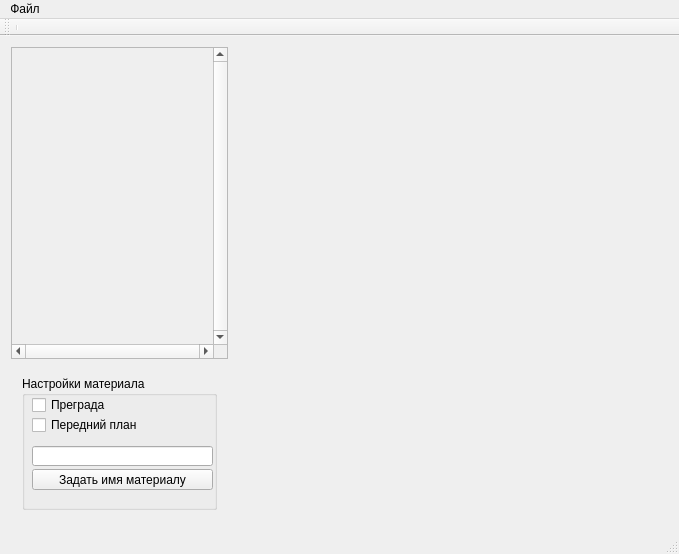
Qt form DizzyEditor/cmainwindow.ui (da-nie/Dizzy-Editor-) before a commit.
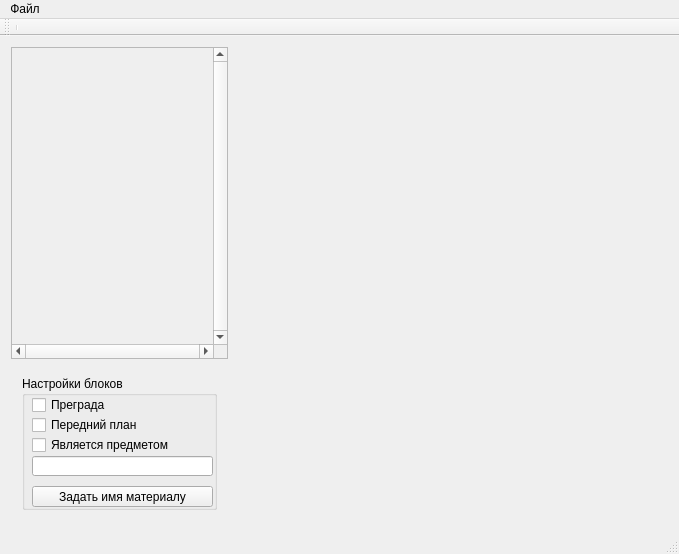
The same form after that commit. Custom widgets are drawn as their Qt base class.

The edit to the form file:
```diff
--- a/DizzyEditor/cmainwindow.ui
+++ b/DizzyEditor/cmainwindow.ui
@@ -26,7 +26,7 @@
          <item row="0" column="0">
           <widget class="QGroupBox" name="groupBox">
            <property name="title">
-            <string>Настройки материала</string>
+            <string>Настройки блоков</string>
            </property>
            <widget class="QCheckBox" name="cCheckBox_Matherial_Barrier">
             <property name="geometry">
@@ -58,7 +58,7 @@
             <property name="geometry">
              <rect>
               <x>10</x>
-              <y>70</y>
+              <y>80</y>
               <width>181</width>
               <height>20</height>
              </rect>
@@ -68,7 +68,7 @@
             <property name="geometry">
              <rect>
               <x>10</x>
-              <y>93</y>
+              <y>110</y>
               <width>181</width>
               <height>21</height>
              </rect>
@@ -77,6 +77,19 @@
              <string>Задать имя материалу</string>
             </property>
            </widget>
+           <widget class="QCheckBox" name="cCheckBox_Matherial_Item">
+            <property name="geometry">
+             <rect>
+              <x>10</x>
+              <y>60</y>
+              <width>181</width>
+              <height>18</height>
+             </rect>
+            </property>
+            <property name="text">
+             <string>Является предметом</string>
+            </property>
+           </widget>
           </widget>
          </item>
         </layout>
```
